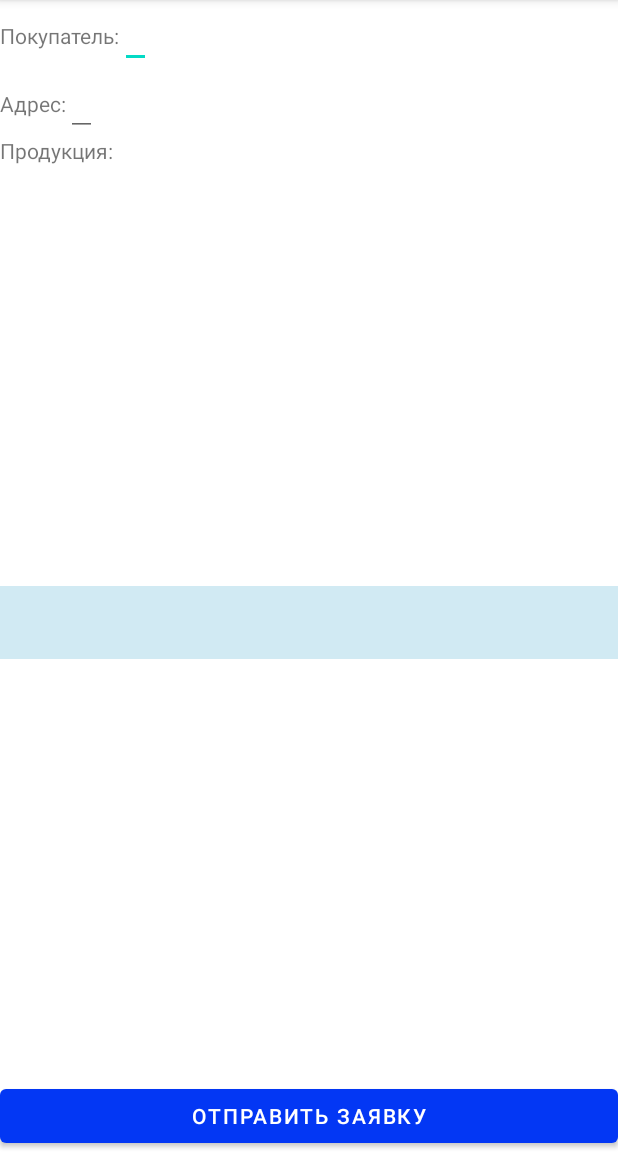
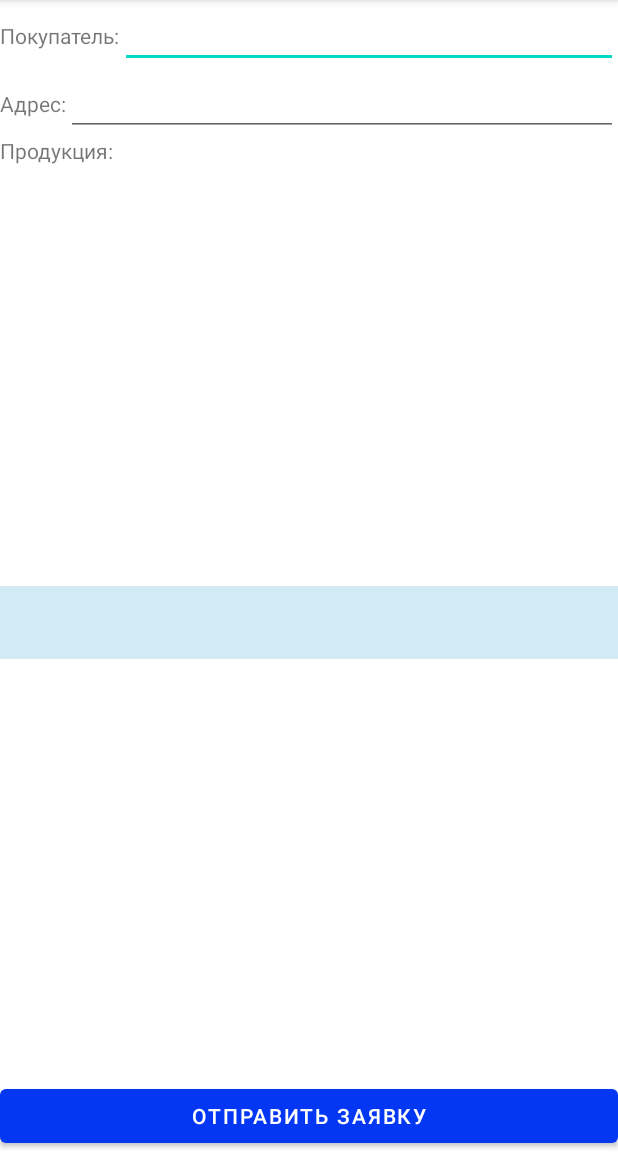
Before and after one commit to Cfyzzz/VV_orders, an Android app: the OrderActivity screen opened directly, with no data from a screen before it, on a phone screen of 412 x 824 dp, the part 84-1236 px from its top. Run offline under Robolectric (Android 15) with nearby library versions, the phone set to English and light mode, and no system bars.

```diff
--- a/app/src/main/java/ru/nedovizin/vvorders/ClientsListAdapter.java
+++ b/app/src/main/java/ru/nedovizin/vvorders/ClientsListAdapter.java
@@ -35,8 +35,8 @@ public class ClientsListAdapter extends BaseAdapter {
     @Override
     public View getView(int position, View convertView, ViewGroup parent) {
         convertView = LayoutInflater.from(parent.getContext()).inflate(R.layout.table_row, parent, false);
-        TextView textView = (TextView) convertView.findViewById(R.id.col3);
-        textView.setText("New Layout");
+//        TextView textView = (TextView) convertView.findViewById(R.id.col3);
+//        textView.setText("New Layout");
         TextView tv = (TextView) convertView.findViewById(R.id.col1);
         tv.setText((position%2==0)?"V":" ");
         tv = (TextView) convertView.findViewById(R.id.col2);
--- /dev/null
+++ b/app/src/main/java/ru/nedovizin/vvorders/DelayAutoCompleteTextView.java
@@ -0,0 +1,53 @@
+package ru.nedovizin.vvorders;
+
+import android.content.Context;
+import android.os.Handler;
+import android.os.Message;
+import android.util.AttributeSet;
+import android.view.View;
+import android.widget.AutoCompleteTextView;
+import android.widget.ProgressBar;
+
+public class DelayAutoCompleteTextView extends androidx.appcompat.widget.AppCompatAutoCompleteTextView {
+    private static final int MESSAGE_TEXT_CHANGED = 500;
+    private static final int DEFAULT_AUTOCOMPLETE_DELAY = 750;
+
+    private int mAutoCompleteDelay = DEFAULT_AUTOCOMPLETE_DELAY;
+    private ProgressBar mLoadingIndicator;
+
+    private final Handler mHandler = new Handler() {
+        @Override
+        public void handleMessage(Message msg) {
+            DelayAutoCompleteTextView.super.performFiltering((CharSequence) msg.obj, msg.arg1);
+        }
+    };
+
+    public DelayAutoCompleteTextView(Context context, AttributeSet attrs) {
+        super(context, attrs);
+    }
+
+    public void setLoadingIndicator(ProgressBar progressBar) {
+        mLoadingIndicator = progressBar;
+    }
+
+    public void setAutoCompleteDelay(int autoCompleteDelay) {
+        mAutoCompleteDelay = autoCompleteDelay;
+    }
+
+    @Override
+    protected void performFiltering(CharSequence text, int keyCode) {
+        if (mLoadingIndicator != null) {
+            mLoadingIndicator.setVisibility(View.VISIBLE);
+        }
+        mHandler.removeMessages(MESSAGE_TEXT_CHANGED);
+        mHandler.sendMessageDelayed(mHandler.obtainMessage(MESSAGE_TEXT_CHANGED, text), mAutoCompleteDelay);
+    }
+
+    @Override
+    public void onFilterComplete(int count) {
+        if (mLoadingIndicator != null) {
+            mLoadingIndicator.setVisibility(View.GONE);
+        }
+        super.onFilterComplete(count);
+    }
+}
--- a/app/src/main/java/ru/nedovizin/vvorders/MainActivity.java
+++ b/app/src/main/java/ru/nedovizin/vvorders/MainActivity.java
@@ -20,9 +20,6 @@ public class MainActivity extends MenuActivity {
         setContentView(R.layout.activity_main);
 
         // TODO - Заменить на показ свежих заявок по клиентам
-//        for (int i = 1; i < 20; i++) {
-//            clients.add("any predprinimatel any predprinimatel any predprinimatel");
-//        }
         ClientLab clietnLab = new ClientLab(getBaseContext());
         clients = clietnLab.getClients();
         addRows(clients);
--- a/app/src/main/java/ru/nedovizin/vvorders/OrderActivity.java
+++ b/app/src/main/java/ru/nedovizin/vvorders/OrderActivity.java
@@ -1,8 +1,9 @@
 package ru.nedovizin.vvorders;
 
-import androidx.appcompat.app.AppCompatActivity;
-
 import android.os.Bundle;
+import android.view.View;
+import android.widget.AdapterView;
+import android.widget.ProgressBar;
 
 public class OrderActivity extends MenuActivity {
 
@@ -10,5 +11,17 @@ public class OrderActivity extends MenuActivity {
     protected void onCreate(Bundle savedInstanceState) {
         super.onCreate(savedInstanceState);
         setContentView(R.layout.activity_order);
+
+        DelayAutoCompleteTextView clientTitle = (DelayAutoCompleteTextView) findViewById(R.id.client);
+        clientTitle.setThreshold(4);
+        clientTitle.setAdapter(new ClientAutoCompleteAdapter(getBaseContext()));
+        clientTitle.setLoadingIndicator((ProgressBar) findViewById(R.id.progress_bar));
+        clientTitle.setOnItemClickListener(new AdapterView.OnItemClickListener() {
+            @Override
+            public void onItemClick(AdapterView<?> adapterView, View view, int position, long id) {
+                Contragent client = (Contragent) adapterView.getItemAtPosition(position);
+                clientTitle.setText(client.name);
+            }
+        });
     }
 }
--- a/app/src/main/res/layout/activity_main.xml
+++ b/app/src/main/res/layout/activity_main.xml
@@ -10,7 +10,7 @@
     <ListView
         android:id="@+id/table_clients"
         android:layout_width="match_parent"
-        android:layout_above="@id/status_line"
+        android:layout_alignParentTop="true"
         android:layout_height="wrap_content">
     </ListView>
 
--- a/app/src/main/res/layout/activity_order.xml
+++ b/app/src/main/res/layout/activity_order.xml
@@ -4,8 +4,39 @@
     xmlns:tools="http://schemas.android.com/tools"
     android:layout_width="match_parent"
     android:layout_height="match_parent"
-    tools:context=".OrderActivity"
-    android:orientation="vertical">
+    android:orientation="vertical"
+    tools:context=".OrderActivity">
+
+    <LinearLayout
+        android:layout_width="match_parent"
+        android:layout_height="wrap_content"
+        android:layout_weight="0"
+        android:orientation="horizontal">
+
+
+        <TextView
+            android:layout_width="wrap_content"
+            android:layout_height="wrap_content"
+            android:text="@string/client_order" />
+
+        <ru.nedovizin.vvorders.DelayAutoCompleteTextView
+            android:id="@+id/client"
+            android:layout_weight="1"
+            android:layout_width="0dp"
+            android:layout_height="wrap_content"
+            tools:text="Какой-то клиент" />
+
+        <ProgressBar
+            android:id="@+id/progress_bar"
+            style="?android:attr/progressBarStyleSmall"
+            android:layout_width="wrap_content"
+            android:layout_height="wrap_content"
+            android:layout_gravity="center_vertical|right"
+            android:layout_marginRight="16dp"
+            android:visibility="gone" />
+
+    </LinearLayout>
+
 
     <LinearLayout
         android:layout_width="match_parent"
@@ -15,30 +46,13 @@
         <TextView
             android:layout_width="wrap_content"
             android:layout_height="wrap_content"
-            android:text="@string/client_order"/>
-
-        <EditText
-            android:id="@+id/client"
-            android:layout_width="wrap_content"
-            android:layout_height="wrap_content"
-            tools:text="Какой-то клиент"/>
-    </LinearLayout>
-
-    <LinearLayout
-        android:layout_width="match_parent"
-        android:layout_height="wrap_content"
-        android:layout_weight="0">
-
-        <TextView
-            android:layout_width="wrap_content"
-            android:layout_height="wrap_content"
-            android:text="@string/address_order"/>
+            android:text="@string/address_order" />
 
         <EditText
             android:id="@+id/address"
-            android:layout_width="wrap_content"
+            android:layout_width="fill_parent"
             android:layout_height="wrap_content"
-            tools:text="Новоагарёва, ул. Неизвестного, 12 Вывеска 'Не входить!'"/>
+            tools:text="Новоагарёва, ул. Неизвестного, 12 Вывеска 'Не входить!'" />
     </LinearLayout>
 
     <TextView
@@ -50,22 +64,20 @@
         android:id="@+id/table_products"
         android:layout_width="match_parent"
         android:layout_height="wrap_content"
-        android:layout_weight="1">
-    </TableLayout>
+        android:layout_weight="1"></TableLayout>
 
     <EditText
         android:layout_width="match_parent"
         android:layout_height="wrap_content"
-        tools:text = "зав сл клуб 2"
+        android:background="#D1EAF3"
         android:textSize="36sp"
-        android:background="#D1EAF3"/>
+        tools:text="зав сл клуб 2" />
 
     <TableLayout
         android:id="@+id/table_variants_of_products"
         android:layout_width="match_parent"
         android:layout_height="wrap_content"
-        android:layout_weight="1">
-    </TableLayout>
+        android:layout_weight="1"></TableLayout>
 
     <Button
         android:layout_width="match_parent"
```
Also changed, not shown: app/src/main/AndroidManifest.xml (+3 -5 lines), app/src/main/java/ru/nedovizin/vvorders/ClientAutoCompleteAdapter.java (added, +109 -0 lines), app/src/main/java/ru/nedovizin/vvorders/ClientLab.java (+14 -0 lines), app/src/main/java/ru/nedovizin/vvorders/ClientsService.java (added, +43 -0 lines).
